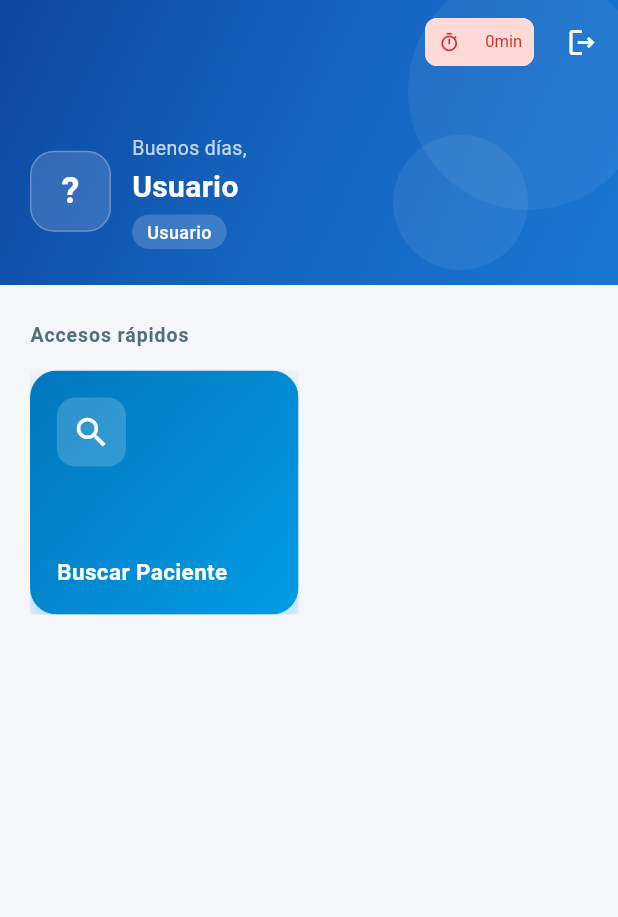
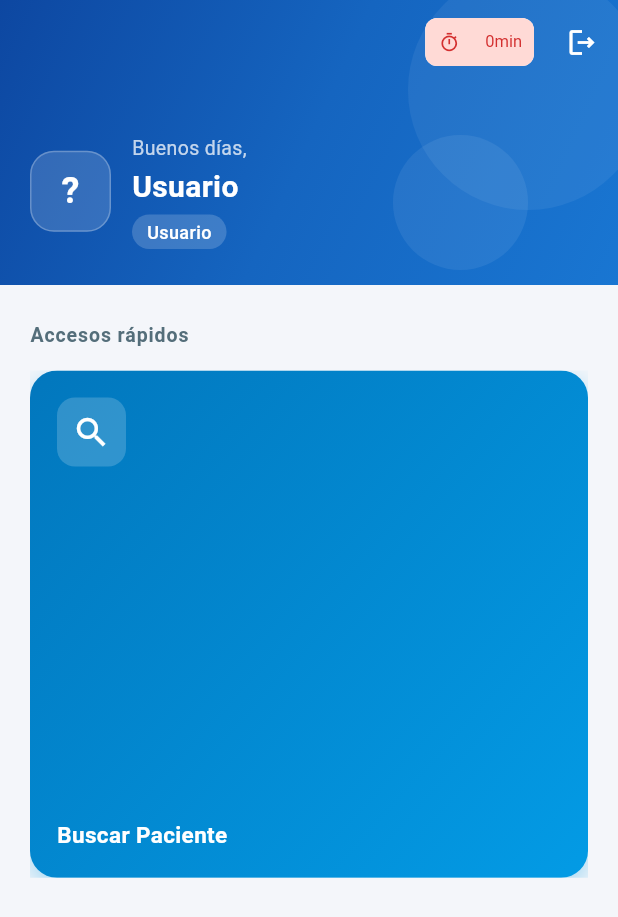
Before and after one commit to SantyR12/AppMedical, a Flutter app: the DashboardScreen screen opened by its route, on a phone screen of 412 x 824 dp. Shown: the top 917 px of the screen. Run offline on Flutter 3.47's test engine with Material 3 defaults, Android fonts, the phone set to English and light mode, and no system bars; our stand-ins replace dio, file_picker, flutter_riverpod, flutter_secure_storage, flutter_typeahead, freezed_annotation and 3 more; accounts and stored records are empty.

Commit message:
feat(dashboard): hacer responsive el dashboard por roles
Limita el contenido a 600px de ancho centrado en pantallas grandes y
adapta las columnas del grid con LayoutBuilder para evitar tarjetas
sobredimensionadas en tablet y web.

Co-Authored-By: Claude Sonnet 4.6 <noreply@anthropic.com>

```diff
--- a/lib/features/dashboard/presentation/screens/dashboard_screen.dart
+++ b/lib/features/dashboard/presentation/screens/dashboard_screen.dart
@@ -40,14 +40,22 @@ class DashboardScreen extends ConsumerWidget {
           ),
 
           // ── Cuerpo ───────────────────────────────────────────────────────
-          SliverPadding(
+          SliverToBoxAdapter(
+            child: Center(
+              child: ConstrainedBox(
+                constraints: const BoxConstraints(maxWidth: 600),
+                child: Padding(
                   padding: const EdgeInsets.fromLTRB(20, 24, 20, 32),
-            sliver: SliverList(
-              delegate: SliverChildListDelegate([
+                  child: Column(
+                    crossAxisAlignment: CrossAxisAlignment.start,
+                    children: [
                       _SectionLabel('Accesos rápidos'),
                       const SizedBox(height: 14),
                       _MenuGrid(rol: user?.rol),
-              ]),
+                    ],
+                  ),
+                ),
+              ),
             ),
           ),
         ],
@@ -228,17 +236,22 @@ class _MenuGrid extends StatelessWidget {
   @override
   Widget build(BuildContext context) {
     final items = _itemsForRol(rol);
+    return LayoutBuilder(
+      builder: (context, constraints) {
+        final cols = constraints.maxWidth < 400 ? 1 : 2;
         return GridView.builder(
           shrinkWrap: true,
           physics: const NeverScrollableScrollPhysics(),
-      gridDelegate: const SliverGridDelegateWithFixedCrossAxisCount(
-        crossAxisCount: 2,
+          gridDelegate: SliverGridDelegateWithFixedCrossAxisCount(
+            crossAxisCount: cols,
             mainAxisSpacing: 14,
             crossAxisSpacing: 14,
             childAspectRatio: 1.1,
           ),
           itemCount: items.length,
           itemBuilder: (context, i) => _MenuCard(item: items[i]),
+        );
+      },
     );
   }
 
```
Lines whose indentation alone changed are shown as unchanged.
